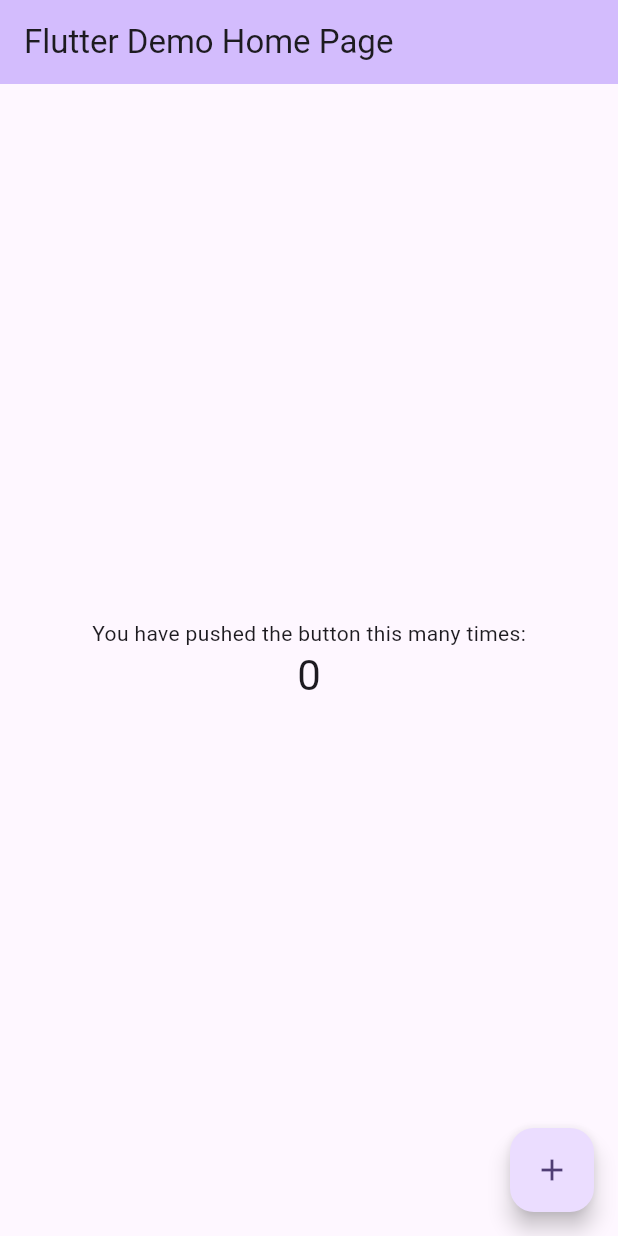
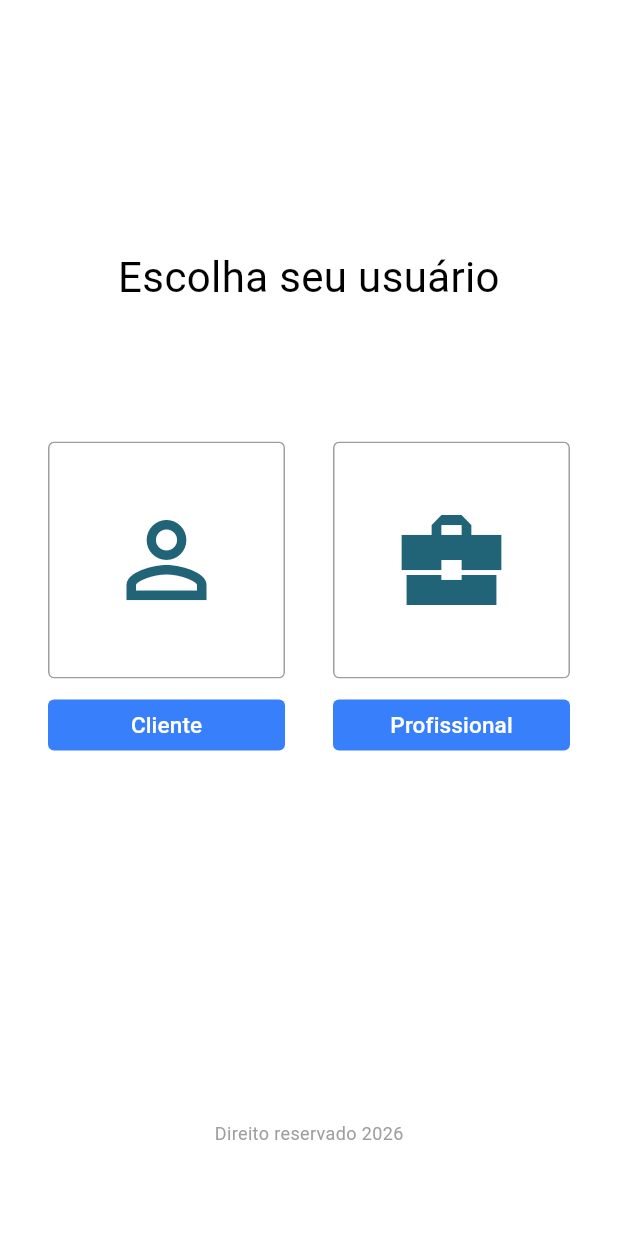
Before and after one commit to dheniiel/laborhub, a Flutter app: the screen it shows after launch, on a phone screen of 412 x 824 dp. Run offline on Flutter 3.47's test engine with Material 3 defaults, Android fonts, the light colour scheme and no system bars; our stand-ins replace sqflite; accounts and stored records are empty.

Commit message:
Tela de escolha de usuario

```diff
--- a/lib/Repository/pessoaFisica_repository.dart
+++ b/lib/Repository/pessoaFisica_repository.dart
@@ -1,5 +1,5 @@
-import '../Data/PessoaFisica_dao.dart';
-import '../Model/PessoaFisica.dart';
+import '../Data/pessoaFisica_dao.dart';
+import '../Model/pessoaFisica.dart';
 
 
 class PessoaFisicaRepository {
--- a/lib/Repository/pessoaJuridica_Repository.dart
+++ b/lib/Repository/pessoaJuridica_Repository.dart
@@ -1,10 +1,10 @@
 import '../Data/pessoaJuridica_dao.dart';
-import '../Model/pessoaJuridica.dart';
+import '../Model/pessoJuridica.dart';
 
 
 class UsuariosRepository {
 
-       final PessoaJuridicaDao _dao = PessoaJuridicaDao();
+       final PessoajuridicaDao _dao = PessoajuridicaDao();
 
        //Cadastro
        Future<void> Cadastrar(PessoaJuridica pj) async {
--- /dev/null
+++ b/lib/Telas/escolhaUsuario.dart
@@ -0,0 +1,163 @@
+import 'package:flutter/material.dart';
+
+
+
+class EscolhaUsuario  extends StatefulWidget {
+  const EscolhaUsuario({super.key});
+
+  @override
+  State<EscolhaUsuario> createState() => _EscolhaUsuarioState();
+
+
+
+}
+
+class _EscolhaUsuarioState extends State<EscolhaUsuario> {
+
+  // @override {
+  //   void initeState((){
+  //     super.initState();
+  // });
+
+  @override
+  Widget build(BuildContext context) {
+
+    return Scaffold(
+      backgroundColor: Colors.white,
+      body: SafeArea(
+        child: Padding(
+          padding: const EdgeInsets.symmetric(horizontal: 32),
+          child: Column(
+            children: [
+              const Spacer(flex: 2),
+
+
+              const Text(
+                'Escolha seu usuário',
+                textAlign: TextAlign.center,
+                style: TextStyle(
+                  fontSize: 28,
+                  fontWeight: FontWeight(400),
+                  color: Colors.black,
+                ),
+              ),
+
+              const SizedBox(height: 90),
+
+              Row(
+                crossAxisAlignment: CrossAxisAlignment.start,
+                children: [
+                  Expanded(
+                    child: _OpcaoUsuario(
+                      titulo: 'Cliente',
+                      icone: Icons.person_outline,
+                      onTap:() {
+                        //Navegação para tela de cadastro de cliente
+                      },
+                    ),
+                  ),
+
+                  const SizedBox(width: 32),
+
+                  Expanded(
+                    child: _OpcaoUsuario(
+                      titulo: "Profissional",
+                      icone: Icons.business_center_sharp,
+                      onTap: () {
+                        //     Navegação para tela de profissional
+                      },
+                    ),
+
+                  ),
+                ],
+              ),
+
+
+              const Spacer(flex: 3),
+
+              const Text(
+                'Direito reservado 2026',
+                style: TextStyle(
+                  fontSize: 12,
+                  color: Colors.grey,
+                ),
+              ),
+
+              const SizedBox(height: 60),
+            ],
+          ),
+        ),
+
+      ),
+
+    );
+  }
+}
+
+class _OpcaoUsuario extends StatelessWidget {
+
+  final String titulo;
+  final IconData icone;
+  final VoidCallback onTap;
+
+
+  const _OpcaoUsuario({
+    required this.titulo,
+    required this.icone,
+    required this.onTap,
+});
+
+  @override
+  Widget build(BuildContext context) {
+    return Column(
+      crossAxisAlignment: CrossAxisAlignment.stretch,
+      children: [
+        AspectRatio(
+          aspectRatio: 1,
+          child: Material(
+            color: Colors.white,
+            shape: RoundedRectangleBorder(
+              borderRadius: BorderRadius.circular(4),
+              side: const BorderSide(color: Colors.grey),
+            ),
+            clipBehavior: Clip.antiAlias,
+            child: InkWell(
+              onTap: onTap,
+              child: Icon(
+                icone,
+                size: 80,
+                color: const Color(0xFF226477),
+              ),
+            ),
+          ),
+        ),
+
+        const SizedBox(height: 14),
+
+        SizedBox(
+          height: 34,
+          child: ElevatedButton(
+            onPressed: onTap,
+            style: ElevatedButton.styleFrom(
+              backgroundColor: const Color(0xFF387FFC),
+              foregroundColor: Colors.white,
+              padding: EdgeInsets.zero,
+              elevation: 0,
+              shape: RoundedRectangleBorder(
+                borderRadius: BorderRadius.circular(4),
+              ),
+            ),
+            child: Text(
+              titulo,
+              style: const TextStyle(fontSize: 15),
+            ),
+          ),
+        ),
+      ],
+    );
+  }
+
+
+
+
+}
--- a/lib/main.dart
+++ b/lib/main.dart
@@ -1,122 +1,23 @@
 import 'package:flutter/material.dart';
+import 'Telas/escolhaUsuario.dart';
+
 
 void main() {
-  runApp(const MyApp());
+  runApp(const LaborHUBapp());
+
 }
 
-class MyApp extends StatelessWidget {
-  const MyApp({super.key});
+class LaborHUBapp extends StatelessWidget {
+    const LaborHUBapp({super.key});
 
-  // This widget is the root of your application.
-  @override
+
+   @override
   Widget build(BuildContext context) {
-    return MaterialApp(
-      title: 'Flutter Demo',
-      theme: ThemeData(
-        // This is the theme of your application.
-        //
-        // TRY THIS: Try running your application with "flutter run". You'll see
-        // the application has a purple toolbar. Then, without quitting the app,
-        // try changing the seedColor in the colorScheme below to Colors.green
-        // and then invoke "hot reload" (save your changes or press the "hot
-        // reload" button in a Flutter-supported IDE, or press "r" if you used
-        // the command line to start the app).
-        //
-        // Notice that the counter didn't reset back to zero; the application
-        // state is not lost during the reload. To reset the state, use hot
-        // restart instead.
-        //
-        // This works for code too, not just values: Most code changes can be
-        // tested with just a hot reload.
-        colorScheme: .fromSeed(seedColor: Colors.deepPurple),
-      ),
-      home: const MyHomePage(title: 'Flutter Demo Home Page'),
+    // TODO: implement build
+    return const MaterialApp(
+      debugShowCheckedModeBanner: false,
+      home: EscolhaUsuario(),
     );
   }
+
 }
-
-class MyHomePage extends StatefulWidget {
-  const MyHomePage({super.key, required this.title});
-
-  // This widget is the home page of your application. It is stateful, meaning
-  // that it has a State object (defined below) that contains fields that affect
-  // how it looks.
-
-  // This class is the configuration for the state. It holds the values (in this
-  // case the title) provided by the parent (in this case the App widget) and
-  // used by the build method of the State. Fields in a Widget subclass are
-  // always marked "final".
-
-  final String title;
-
-  @override
-  State<MyHomePage> createState() => _MyHomePageState();
-}
-
-class _MyHomePageState extends State<MyHomePage> {
-  int _counter = 0;
-
-  void _incrementCounter() {
-    setState(() {
-      // This call to setState tells the Flutter framework that something has
-      // changed in this State, which causes it to rerun the build method below
-      // so that the display can reflect the updated values. If we changed
-      // _counter without calling setState(), then the build method would not be
-      // called again, and so nothing would appear to happen.
-      _counter++;
-    });
-  }
-
-  @override
-  Widget build(BuildContext context) {
-    // This method is rerun every time setState is called, for instance as done
-    // by the _incrementCounter method above.
-    //
-    // The Flutter framework has been optimized to make rerunning build methods
-    // fast, so that you can just rebuild anything that needs updating rather
-    // than having to individually change instances of widgets.
-    return Scaffold(
-      appBar: AppBar(
-        // TRY THIS: Try changing the color here to a specific color (to
-        // Colors.amber, perhaps?) and trigger a hot reload to see the AppBar
-        // change color while the other colors stay the same.
-        backgroundColor: Theme.of(context).colorScheme.inversePrimary,
-        // Here we take the value from the MyHomePage object that was created by
-        // the App.build method, and use it to set our appbar title.
-        title: Text(widget.title),
-      ),
-      body: Center(
-        // Center is a layout widget. It takes a single child and positions it
-        // in the middle of the parent.
-        child: Column(
-          // Column is also a layout widget. It takes a list of children and
-          // arranges them vertically. By default, it sizes itself to fit its
-          // children horizontally, and tries to be as tall as its parent.
-          //
-          // Column has various properties to control how it sizes itself and
-          // how it positions its children. Here we use mainAxisAlignment to
-          // center the children vertically; the main axis here is the vertical
-          // axis because Columns are vertical (the cross axis would be
-          // horizontal).
-          //
-          // TRY THIS: Invoke "debug painting" (choose the "Toggle Debug Paint"
-          // action in the IDE, or press "p" in the console), to see the
-          // wireframe for each widget.
-          mainAxisAlignment: .center,
-          children: [
-            const Text('You have pushed the button this many times:'),
-            Text(
-              '$_counter',
-              style: Theme.of(context).textTheme.headlineMedium,
-            ),
-          ],
-        ),
-      ),
-      floatingActionButton: FloatingActionButton(
-        onPressed: _incrementCounter,
-        tooltip: 'Increment',
-        child: const Icon(Icons.add),
-      ),
-    );
-  }
-}
```
Also changed, not shown: lib/Data/endereco_dao.dart (+3 -8 lines), lib/Data/pessoaFisica_dao.dart (+3 -8 lines), lib/Data/pessoaJuridica_dao.dart (+5 -10 lines), lib/Data/usuarios_dao.dart (+3 -8 lines), lib/Model/endereco.dart (+32 -30 lines), lib/Model/pessoJuridica.dart (+12 -12 lines), lib/Model/pessoaFisica.dart (+12 -12 lines), lib/Model/usuarios.dart (+9 -5 lines), pubspec.yaml (+5 -69 lines), pubspec.lock, 2 other files.
